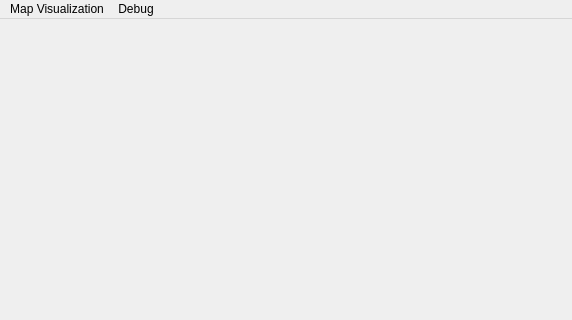
Before: the Qt Designer form src/mainwindow.ui in chFleschutz/simulation-and-data-visualization, drawn with Qt 5; both pictures show x 0 to 572 and y 0 to 320 of the 572 by 609 pixel window.
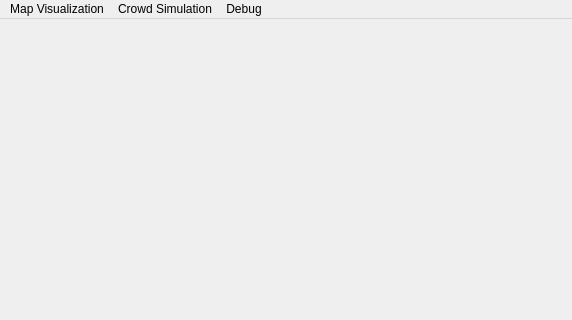
After: the same form once the commit is applied. Icons and pictures are not drawn.

Commit message: Add crowd sim

The edit to the form file:
```diff
--- a/src/mainwindow.ui
+++ b/src/mainwindow.ui
@@ -41,7 +41,14 @@
     </property>
     <addaction name="actionMap"/>
    </widget>
+   <widget class="QMenu" name="menuCrowd_Simulation">
+    <property name="title">
+     <string>Crowd Simulation</string>
+    </property>
+    <addaction name="actionPandemic"/>
+   </widget>
    <addaction name="menuMap_Visualization"/>
+   <addaction name="menuCrowd_Simulation"/>
    <addaction name="menuDebug"/>
   </widget>
   <action name="actionShow_Output">
```
Left out of the diff: 28 changed lines with no effect on the pictures. The commit also changes 14 other files.
